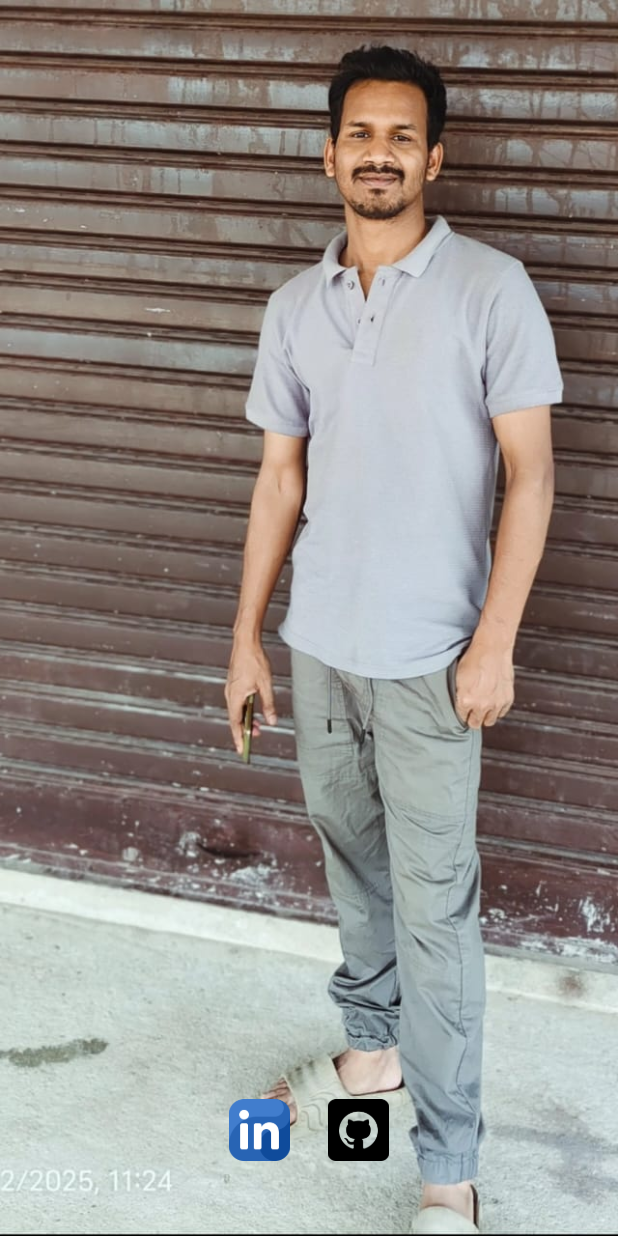
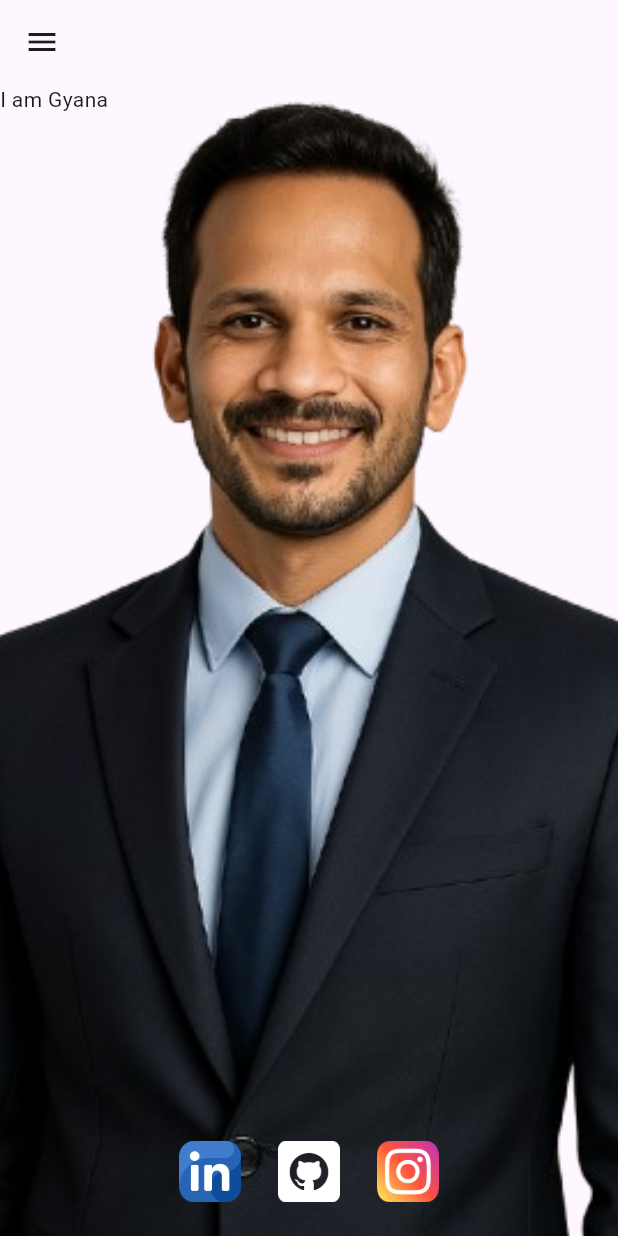
Before and after one commit to GnyanRanjanBehera/Portfolio, a Flutter app: the HomeScreen screen opened directly, on a phone screen of 412 x 824 dp. Run offline on Flutter 3.47's test engine with Material 3 defaults, Android fonts, the phone set to English and light mode, and no system bars; our stand-ins replace auto_route, cloud_firestore, dio, firebase_auth, flash, flex_color_scheme and 7 more; missing offline and left inert: duration, flutter_secure_storage_x, platform_info, slang, talker_dio_logger, talker_riverpod_logger; accounts and stored records are empty; statements that could not run were skipped.

Commit message:
added design of drawer'

```diff
--- a/lib/features/home/presentation/screen/home_screen.dart
+++ b/lib/features/home/presentation/screen/home_screen.dart
@@ -1,21 +1,30 @@
 import 'package:auto_route/auto_route.dart';
 import 'package:flutter/material.dart';
+import 'package:flutter_riverpod/flutter_riverpod.dart';
+import 'package:portfolio/core/theme/theme_pod.dart';
 import 'package:portfolio/features/home/presentation/widget/social_media_card.dart';
+import 'package:portfolio/features/home/presentation/widget/theme_mode_switch.dart';
 import 'package:portfolio/shared/constant/app_assets.dart';
 import 'package:portfolio/shared/widget/drawer_widget.dart';
 
 @RoutePage()
-class HomeScreen extends StatefulWidget {
+class HomeScreen extends ConsumerStatefulWidget {
   const HomeScreen({super.key});
 
   @override
   HomeScreenState createState() => HomeScreenState();
 }
 
-class HomeScreenState extends State<HomeScreen> {
+class HomeScreenState extends ConsumerState<HomeScreen> {
   @override
   Widget build(BuildContext context) {
-    return Scaffold(
+    return SafeArea(
+      child: Scaffold(
+        drawer: DrawerWidget(currentPage: "HomeRoute"),
+        appBar: AppBar(
+          elevation: 0.0,
+          backgroundColor: Theme.of(context).scaffoldBackgroundColor,
+        ),
         body: Stack(
           children: [
             Positioned.fill(
@@ -24,8 +33,11 @@ class HomeScreenState extends State<HomeScreen> {
                 fit: BoxFit.cover,
               ),
             ),
+            Positioned.fill(
+              child: Text("I am Gyana"),
+            ),
             Positioned(
-            bottom: 50,
+              bottom: 10,
               left: 0,
               right: 0,
               child: Center(
@@ -34,6 +46,7 @@ class HomeScreenState extends State<HomeScreen> {
             )
           ],
         ),
+      ),
     );
   }
 }
--- a/lib/features/home/presentation/widget/social_media_card.dart
+++ b/lib/features/home/presentation/widget/social_media_card.dart
@@ -1,5 +1,6 @@
 import 'package:flutter/material.dart';
 import 'package:portfolio/shared/constant/app_assets.dart';
+import 'package:portfolio/shared/constant/app_colors.dart';
 
 class SocialMediaCard extends StatelessWidget {
   const SocialMediaCard({super.key});
@@ -7,7 +8,9 @@ class SocialMediaCard extends StatelessWidget {
   @override
   Widget build(BuildContext context) {
     final w = MediaQuery.sizeOf(context).width;
-    return Row(
+    return Padding(
+      padding: EdgeInsets.all(w * 0.03),
+      child: Row(
         mainAxisAlignment: MainAxisAlignment.center,
         spacing: w * 0.06,
         children: [
@@ -20,13 +23,17 @@ class SocialMediaCard extends StatelessWidget {
             AppAssets.github,
             fit: BoxFit.cover,
             width: w * 0.1,
+            color: Theme.of(context).brightness == Brightness.dark
+                ? AppColors.white
+                : AppColors.white,
           ),
-        // Image.asset(
-        //   AppAssets.instagram,
-        //   fit: BoxFit.cover,
-        //   width: w * 0.1,
-        // ),
+          Image.asset(
+            AppAssets.instagram,
+            fit: BoxFit.cover,
+            width: w * 0.1,
+          ),
         ],
+      ),
     );
   }
 }
--- a/lib/shared/constant/app_assets.dart
+++ b/lib/shared/constant/app_assets.dart
@@ -1,7 +1,7 @@
 class AppAssets {
   AppAssets._();
 
-  static const profilePic = "assets/images/gnyan.jpeg";
+  static const profilePic = "assets/images/gyana.png";
   static const linkedin = "assets/images/linkedin.png";
   static const github = "assets/images/github.png";
   static const instagram = "assets/images/instagram.png";
```
Also changed, not shown: lib/features/home/presentation/widget/theme_mode_switch.dart (added, +44 -0 lines), lib/shared/widget/drawer_widget.dart (+44 -8 lines), assets/images/gnyan.jpeg (deleted), assets/images/gyana.png (added). Lines whose indentation alone changed are shown as unchanged.
